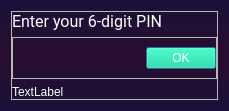
Above: Designer/Authorize.ui from Soon156/AlignPosition before the change. Below: the same form after it.
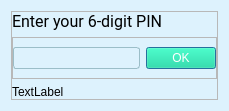
That is the form after the change. Icons and pictures are not drawn.

```diff
--- a/Designer/Authorize.ui
+++ b/Designer/Authorize.ui
@@ -18,7 +18,7 @@
     <normaloff>:/icon/logo.ico</normaloff>:/icon/logo.ico</iconset>
   </property>
   <property name="styleSheet">
-   <string notr="true">#PINDialog {background-color: qlineargradient(x1:0 y1:0, x2:0 y2:1, stop:0 rgb(26, 16, 57), stop:0.5 rgb(41, 14, 47), stop:1 rgb(26, 16, 57))}</string>
+   <string notr="true">#PINDialog {background-color: rgb(221, 242, 253);}</string>
   </property>
   <layout class="QVBoxLayout" name="verticalLayout">
    <property name="spacing">
@@ -27,8 +27,7 @@
    <item alignment="Qt::AlignVCenter">
     <widget class="QFrame" name="PINValidationFrame">
      <property name="styleSheet">
-      <string notr="true">color: white;
-font-family: &quot;Roboto&quot;, sans-serif;</string>
+      <string notr="true">font-family: &quot;Roboto&quot;, sans-serif;</string>
      </property>
      <property name="frameShape">
       <enum>QFrame::StyledPanel</enum>
@@ -70,6 +69,13 @@
       </item>
       <item alignment="Qt::AlignVCenter">
        <widget class="QFrame" name="PINFrame">
+        <property name="styleSheet">
+         <string notr="true">QLineEdit {
+    border: 1px solid #9BBEC8;
+    border-radius: 3px;
+    padding: 2px 4px;
+}</string>
+        </property>
         <property name="frameShape">
          <enum>QFrame::StyledPanel</enum>
         </property>
@@ -94,6 +100,7 @@
           <widget class="QPushButton" name="PIN_btn">
            <property name="styleSheet">
             <string notr="true">QPushButton{
+color:white;
 padding: 3px 25px 3px 25px;
 background-color: #00d991;
 }
```
